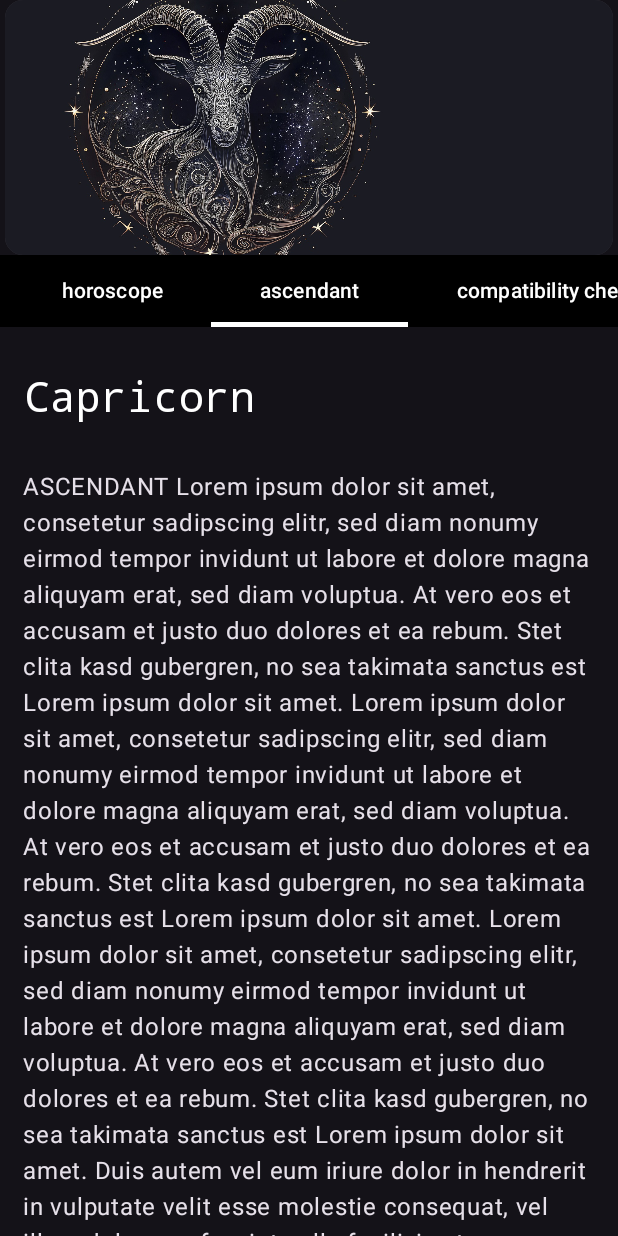
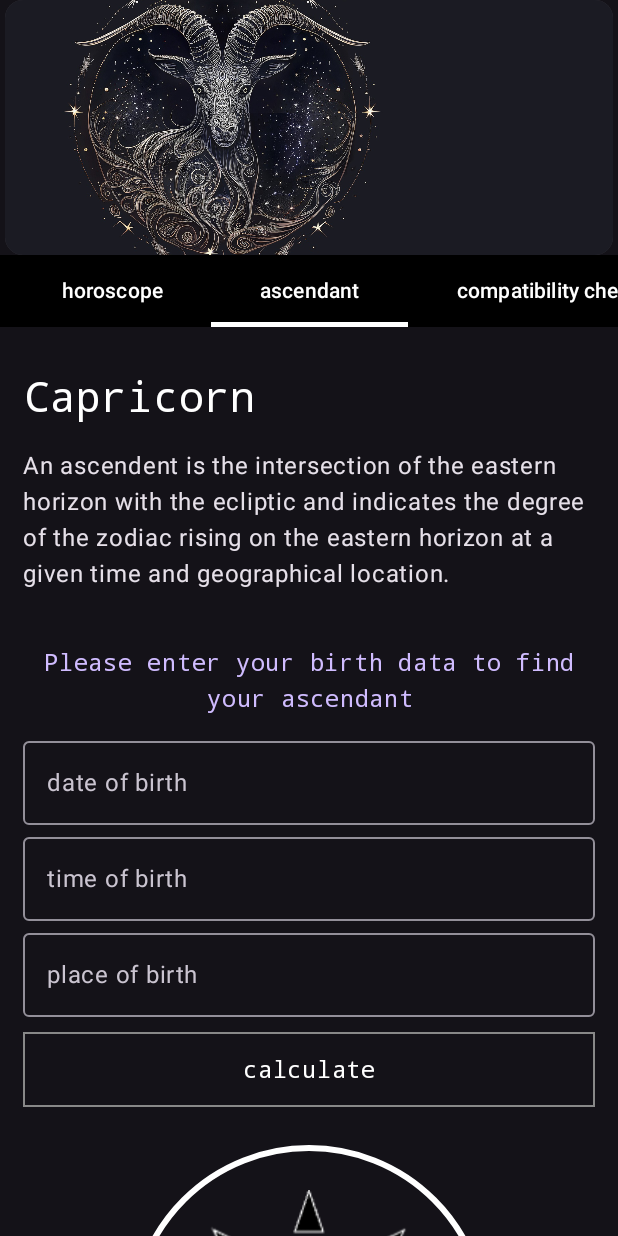
Before and after one commit to Haxe33/aurelia, an Android app built with Jetpack Compose: the Description screen opened directly, with no data from a screen before it, tab 3 chosen, on a phone screen of 412 x 824 dp. Run offline under Robolectric (Android 15) with nearby library versions, the phone set to English and light mode, and no system bars; our stand-ins replace accompanist.

Commit message:
designing Ascendant and CompatibilityChecker

```diff
--- a/app/src/main/java/com/example/aurelia/Ascendant.kt
+++ b/app/src/main/java/com/example/aurelia/Ascendant.kt
@@ -1,27 +1,137 @@
 package com.example.aurelia
 
+import androidx.compose.foundation.BorderStroke
+import androidx.compose.foundation.Image
+import androidx.compose.foundation.border
+import androidx.compose.foundation.layout.Box
 import androidx.compose.foundation.layout.Column
 import androidx.compose.foundation.layout.Spacer
+import androidx.compose.foundation.layout.fillMaxSize
 import androidx.compose.foundation.layout.height
 import androidx.compose.foundation.layout.padding
+import androidx.compose.foundation.layout.size
 import androidx.compose.foundation.rememberScrollState
+import androidx.compose.foundation.shape.CircleShape
 import androidx.compose.foundation.verticalScroll
 import androidx.compose.material3.Text
 import androidx.compose.runtime.Composable
+import androidx.compose.runtime.DisposableEffect
+import androidx.compose.runtime.getValue
+import androidx.compose.runtime.mutableIntStateOf
+import androidx.compose.runtime.mutableStateOf
+import androidx.compose.runtime.remember
+import androidx.compose.runtime.saveable.rememberSaveable
+import androidx.compose.runtime.setValue
+import androidx.compose.ui.Alignment
 import androidx.compose.ui.Modifier
+import androidx.compose.ui.draw.clip
+import androidx.compose.ui.graphics.Color
+import androidx.compose.ui.platform.LocalContext
+import androidx.compose.ui.res.painterResource
 import androidx.compose.ui.unit.dp
+import com.example.aurelia.logic.ShakeDetector
 import com.example.aurelia.logic.ZodiacSign
-import com.example.aurelia.ui.theme.Heading
+import com.example.aurelia.ui.theme.*
 
 @Composable
 fun AscendantScreen(currentZodiacSign: ZodiacSign) {
     val scrollState = rememberScrollState()
-    Column(modifier = Modifier.verticalScroll(scrollState).padding(15.dp)) {
+    var isAscendantVisible by remember{ mutableStateOf(false) }
+    var isAscendantCalculated by remember { mutableStateOf(false) }
+    var ascendant by remember{ mutableStateOf(zodiacSigns[0]) }
+
+    val context = LocalContext.current
+
+    val shakeDetector = remember {
+        ShakeDetector(context) {
+            isAscendantVisible = true
+        }
+    }
+
+    DisposableEffect(Unit) {
+        onDispose {
+            shakeDetector.unregister()
+        }
+    }
+
+    var dateOfBirth by remember { mutableStateOf("") }
+    val onDateOfBirthChange = {text: String ->
+        dateOfBirth = text
+    }
+    var timeOfBirth by remember{ mutableStateOf("") }
+    val onTimeOfBirthChange = {
+            text: String -> timeOfBirth = text
+    }
+    var placeOfBirth by remember{ mutableStateOf("") }
+    val onPlaceOfBirthChange = {
+            text: String -> placeOfBirth = text
+    }
+
+    Column(modifier = Modifier
+        .verticalScroll(scrollState)
+        .padding(15.dp)) {
         Heading(currentZodiacSign.name)
-        Spacer(Modifier.height(15.dp))
-        Text(
-            "ASCENDANT Lorem ipsum dolor sit amet, consetetur sadipscing elitr, sed diam nonumy eirmod tempor invidunt ut labore et dolore magna aliquyam erat, sed diam voluptua. At vero eos et accusam et justo duo dolores et ea rebum. Stet clita kasd gubergren, no sea takimata sanctus est Lorem ipsum dolor sit amet. Lorem ipsum dolor sit amet, consetetur sadipscing elitr, sed diam nonumy eirmod tempor invidunt ut labore et dolore magna aliquyam erat, sed diam voluptua. At vero eos et accusam et justo duo dolores et ea rebum. Stet clita kasd gubergren, no sea takimata sanctus est Lorem ipsum dolor sit amet. Lorem ipsum dolor sit amet, consetetur sadipscing elitr, sed diam nonumy eirmod tempor invidunt ut labore et dolore magna aliquyam erat, sed diam voluptua. At vero eos et accusam et justo duo dolores et ea rebum. Stet clita kasd gubergren, no sea takimata sanctus est Lorem ipsum dolor sit amet. Duis autem vel eum iriure dolor in hendrerit in vulputate velit esse molestie consequat, vel illum dolore eu feugiat nulla facilisis at vero eros et accumsan et iusto odio dignissim qui blandit praesent luptatum zzril delenit augue duis dolore te feugait nulla facilisi. Lorem ipsum dolor sit amet\n"
+        Spacer(Modifier.height(1.dp))
+        Text("An ascendent is the intersection of the eastern horizon with the ecliptic and indicates the degree of the zodiac rising on the eastern horizon at a given time and geographical location.")
+        Spacer(Modifier.height(35.dp))
+        Instructions(str = "Please enter your birth data to find your ascendant")
+        Spacer(Modifier.height(8.dp))
+        Typer(
+            dateOfBirth,
+            onDateOfBirthChange,
+        "date of birth",
         )
+        Typer(
+            timeOfBirth,
+            onTimeOfBirthChange,
+            "time of birth",
+        )
+        Typer(
+            placeOfBirth,
+            onPlaceOfBirthChange,
+            "place of birth",
+        )
+        Spacer(Modifier.height(10.dp))
+        CalcButton(text = "calculate", onClick = {
+            //TODO wenn Eingaben gültig => @Paul
+            isAscendantCalculated = true
+            ascendant= zodiacSigns[6] //TODO retourniere ZodiacSign
+        })
+        if(ascendantReveal(Modifier.height(240.dp), isAscendantVisible, isAscendantCalculated, ascendant)){
+            isAscendantVisible=false
+        }
+        Instructions(str = "Shake your phone to reveal your ascendant after calculating")
     }
-    //TODO complete
 }
+
+@Composable
+fun ascendantReveal(modifier: Modifier = Modifier, isAscendantVisible: Boolean, isAscendantCalculated: Boolean, ascendant: ZodiacSign): Boolean {
+    var imageResource by rememberSaveable { mutableIntStateOf(R.drawable.ascendant) }
+
+    if(isAscendantVisible && isAscendantCalculated){
+        imageResource= ascendant.drawableRes
+
+    }
+
+    Column(
+        modifier=Modifier
+            .fillMaxSize()
+            .padding(25.dp),
+        horizontalAlignment = Alignment.CenterHorizontally
+    ) {
+        Box(
+            modifier = modifier
+                .size(240.dp)
+                .border(BorderStroke(4.dp, Color.White), CircleShape)
+                .clip(CircleShape)
+        ) {
+            Image(
+                painter = painterResource(id = imageResource),
+                contentDescription = "AscendantRevealer",
+                modifier = modifier.fillMaxSize().padding(30.dp)
+            )
+        }
+    }
+
+    return isAscendantVisible
+}
--- a/app/src/main/java/com/example/aurelia/Description.kt
+++ b/app/src/main/java/com/example/aurelia/Description.kt
@@ -24,6 +24,7 @@ import androidx.compose.runtime.getValue
 import androidx.compose.runtime.mutableIntStateOf
 import androidx.compose.runtime.mutableStateOf
 import androidx.compose.runtime.remember
+import androidx.compose.runtime.saveable.rememberSaveable
 import androidx.compose.runtime.setValue
 import androidx.compose.ui.Modifier
 import androidx.compose.ui.graphics.Color
@@ -40,7 +41,7 @@ import com.google.accompanist.pager.rememberPagerState
 
 class Description : ComponentActivity() {
 
-    private val zodiacSigns= listOf(
+    val zodiacSigns= listOf(
         ZodiacSign("Capricorn",R.drawable.steinbock),
         ZodiacSign("Aquarius",R.drawable.wassermann),
         ZodiacSign("Pisces",R.drawable.fisch),
@@ -75,7 +76,7 @@ class Description : ComponentActivity() {
     @OptIn(ExperimentalPagerApi::class)
     @Composable
     fun TopBarSwiper(currentZodiacSign: ZodiacSign) {
-        var selectedTabIndex by remember { mutableIntStateOf(0) }
+        var selectedTabIndex by rememberSaveable { mutableIntStateOf(0) }
 
         val tabs = listOf(
             "description", "horoscope", "ascendant", "compatibility checker"
--- /dev/null
+++ b/app/src/main/java/com/example/aurelia/logic/ShakeDetector.kt
@@ -0,0 +1,62 @@
+package com.example.aurelia.logic
+
+import android.content.Context
+import android.hardware.Sensor
+import android.hardware.SensorEvent
+import android.hardware.SensorEventListener
+import android.hardware.SensorManager
+import kotlin.math.*
+
+//Quelle [L5] for one time triggered sensor
+
+class ShakeDetector(context: Context, private val onShake: () -> Unit): SensorEventListener {
+    private val sensorManager: SensorManager=context.getSystemService(Context.SENSOR_SERVICE) as SensorManager
+    private val gyroscope: Sensor? =sensorManager.getDefaultSensor(Sensor.TYPE_GYROSCOPE)
+    private val NS2S= 1.0f/ 1000000000.0f
+    private val deltaRotationVector = FloatArray(4) { 0f }
+    private var timestamp: Float = 0f
+    private val SHAKE_THRESHOLD = 1.0f
+
+    init{
+        sensorManager.registerListener(this,gyroscope,SensorManager.SENSOR_DELAY_UI)
+    }
+
+    override fun onSensorChanged(event: SensorEvent?) {
+        if(timestamp != 0f && event!= null){
+            val dT = (event.timestamp-timestamp)*NS2S
+            var xAxis: Float= event.values[0]
+            var yAxis: Float= event.values[1]
+            var zAxis: Float= event.values[2]
+
+            val omegaMagnitude: Float= sqrt(xAxis*xAxis + yAxis*yAxis + zAxis*zAxis)
+
+            if(omegaMagnitude > SHAKE_THRESHOLD){
+                onShake()
+            }
+
+            if(omegaMagnitude > 0.01f){ //normalizing rotation
+                xAxis /= omegaMagnitude
+                yAxis /= omegaMagnitude
+                zAxis /= omegaMagnitude
+            }
+
+            val thetaOverTwo: Float = omegaMagnitude * dT / 2.0f
+            val sinThetaOverTwo: Float = sin(thetaOverTwo)
+            val cosThetaOverTwo: Float = cos(thetaOverTwo)
+            deltaRotationVector[0] = sinThetaOverTwo * xAxis
+            deltaRotationVector[1] = sinThetaOverTwo * yAxis
+            deltaRotationVector[2] = sinThetaOverTwo * zAxis
+            deltaRotationVector[3] = cosThetaOverTwo
+        }
+        timestamp = event?.timestamp?.toFloat() ?: 0f
+    }
+
+    override fun onAccuracyChanged(p0: Sensor?, p1: Int) {
+        // does not have to implemented
+    }
+
+    fun unregister(){
+        sensorManager.unregisterListener(this)
+    }
+
+}
--- a/app/src/main/java/com/example/aurelia/ui/theme/ElementsUI.kt
+++ b/app/src/main/java/com/example/aurelia/ui/theme/ElementsUI.kt
@@ -4,19 +4,15 @@ import androidx.compose.foundation.background
 import androidx.compose.foundation.border
 import androidx.compose.foundation.clickable
 import androidx.compose.foundation.layout.Box
-import androidx.compose.foundation.layout.fillMaxSize
 import androidx.compose.foundation.layout.fillMaxWidth
 import androidx.compose.foundation.layout.height
 import androidx.compose.foundation.layout.padding
 import androidx.compose.foundation.shape.AbsoluteCutCornerShape
-import androidx.compose.foundation.shape.RoundedCornerShape
 import androidx.compose.material3.OutlinedTextField
 import androidx.compose.material3.Text
 import androidx.compose.runtime.Composable
 import androidx.compose.ui.Alignment
 import androidx.compose.ui.Modifier
-import androidx.compose.ui.draw.clip
-import androidx.compose.ui.draw.shadow
 import androidx.compose.ui.graphics.Color
 import androidx.compose.ui.text.font.FontFamily
 import androidx.compose.ui.text.style.TextAlign
@@ -50,7 +46,7 @@ fun Instructions(str: String){
         str,
         fontSize = 16.sp,
         fontFamily = FontFamily.Monospace,
-        color = Color.White,
+        color = Purple80,
         textAlign = TextAlign.Center
     )
 }
@@ -87,20 +83,19 @@ fun FancyButton(text: String, onClick: () -> Unit, modifier: Modifier = Modifier
 }
 
 @Composable
-fun CheckerButton(text: String, onClick: () -> Unit, modifier: Modifier = Modifier) {
+fun CalcButton(text: String, onClick: () -> Unit, modifier: Modifier = Modifier) {
     Box(
         modifier = modifier
-            .fillMaxSize()
-            .padding(10.dp)
-            .clip(RoundedCornerShape(25.dp))
-            .shadow(8.dp, RoundedCornerShape(10.dp))
-            .background(Color.White)
+            .height(50.dp)
+            .fillMaxWidth()
+            .background(Color.Transparent, shape = AbsoluteCutCornerShape(5.dp))
+            .border(1.dp, Color.Gray)
             .clickable(onClick = onClick),
         contentAlignment = Alignment.Center
-    ) {
+    ){
         Text(
             text,
-            color = Color.Black,
+            color = Color.White,
             fontFamily = FontFamily.Monospace,
             textAlign = TextAlign.Center
         )
--- a/app/src/main/java/com/example/aurelia/ui/theme/ZodiacSignSwiper.kt
+++ b/app/src/main/java/com/example/aurelia/ui/theme/ZodiacSignSwiper.kt
@@ -28,7 +28,7 @@ import com.google.accompanist.pager.calculateCurrentOffsetForPage
 import com.google.accompanist.pager.rememberPagerState
 import kotlin.math.absoluteValue
 
-private val zodiacSigns= listOf(
+val zodiacSigns= listOf(
     ZodiacSign("Capricorn", R.drawable.steinbock),
     ZodiacSign("Aquarius", R.drawable.wassermann),
     ZodiacSign("Pisces", R.drawable.fisch),
```
Also changed, not shown: app/src/main/java/com/example/aurelia/CompatibilityChecker.kt (+4 -5 lines), app/src/main/res/drawable/ascendant.png (added), 1 other file.
